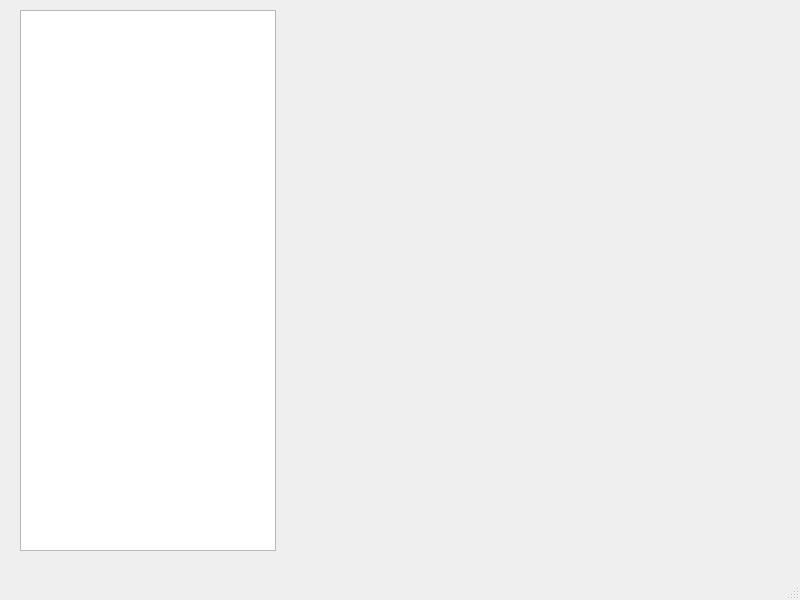
The window that EindopdrachtDB/mainwindow.ui (TS-laheij/EindopdrachtDatabases) describes before a commit, drawn with Qt 5.
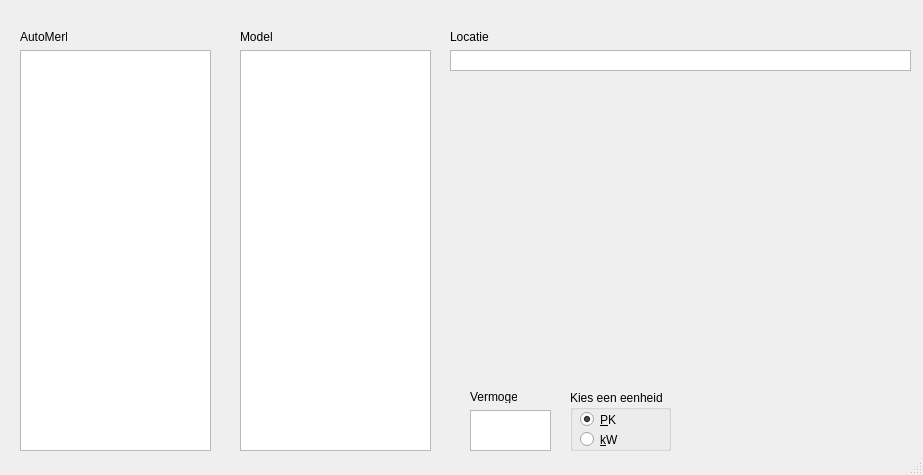
The same window after the commit. Icons and pictures are not drawn.

What changed in the file:
```diff
--- a/EindopdrachtDB/mainwindow.ui
+++ b/EindopdrachtDB/mainwindow.ui
@@ -2,12 +2,15 @@
 <ui version="4.0">
  <class>MainWindow</class>
  <widget class="QMainWindow" name="MainWindow">
+  <property name="enabled">
+   <bool>true</bool>
+  </property>
   <property name="geometry">
    <rect>
     <x>0</x>
     <y>0</y>
-    <width>800</width>
-    <height>600</height>
+    <width>923</width>
+    <height>475</height>
    </rect>
   </property>
   <property name="windowTitle">
@@ -18,22 +21,174 @@
     <property name="geometry">
      <rect>
       <x>20</x>
-      <y>10</y>
-      <width>256</width>
-      <height>541</height>
+      <y>50</y>
+      <width>191</width>
+      <height>401</height>
      </rect>
     </property>
    </widget>
-  </widget>
-  <widget class="QMenuBar" name="menubar">
-   <property name="geometry">
-    <rect>
-     <x>0</x>
-     <y>0</y>
-     <width>800</width>
-     <height>20</height>
-    </rect>
-   </property>
+   <widget class="QListWidget" name="lwModel">
+    <property name="geometry">
+     <rect>
+      <x>240</x>
+      <y>50</y>
+      <width>191</width>
+      <height>401</height>
+     </rect>
+    </property>
+   </widget>
+   <widget class="QGroupBox" name="gbEenheid">
+    <property name="geometry">
+     <rect>
+      <x>570</x>
+      <y>390</y>
+      <width>101</width>
+      <height>61</height>
+     </rect>
+    </property>
+    <property name="title">
+     <string>Kies een eenheid</string>
+    </property>
+    <widget class="QRadioButton" name="btPK">
+     <property name="geometry">
+      <rect>
+       <x>10</x>
+       <y>20</y>
+       <width>84</width>
+       <height>19</height>
+      </rect>
+     </property>
+     <property name="text">
+      <string>&amp;PK</string>
+     </property>
+     <property name="checked">
+      <bool>true</bool>
+     </property>
+    </widget>
+    <widget class="QRadioButton" name="btKW">
+     <property name="geometry">
+      <rect>
+       <x>10</x>
+       <y>40</y>
+       <width>84</width>
+       <height>19</height>
+      </rect>
+     </property>
+     <property name="text">
+      <string>&amp;kW</string>
+     </property>
+    </widget>
+   </widget>
+   <widget class="QListWidget" name="lwVermogen">
+    <property name="geometry">
+     <rect>
+      <x>470</x>
+      <y>410</y>
+      <width>81</width>
+      <height>41</height>
+     </rect>
+    </property>
+   </widget>
+   <widget class="QListWidget" name="lwLocatie">
+    <property name="geometry">
+     <rect>
+      <x>450</x>
+      <y>50</y>
+      <width>461</width>
+      <height>21</height>
+     </rect>
+    </property>
+   </widget>
+   <widget class="QLabel" name="lMerkPlaatje">
+    <property name="geometry">
+     <rect>
+      <x>510</x>
+      <y>110</y>
+      <width>331</width>
+      <height>241</height>
+     </rect>
+    </property>
+    <property name="autoFillBackground">
+     <bool>false</bool>
+    </property>
+    <property name="text">
+     <string/>
+    </property>
+    <property name="scaledContents">
+     <bool>true</bool>
+    </property>
+   </widget>
+   <widget class="QLabel" name="lAutoMerk">
+    <property name="geometry">
+     <rect>
+      <x>20</x>
+      <y>30</y>
+      <width>47</width>
+      <height>13</height>
+     </rect>
+    </property>
+    <property name="text">
+     <string>AutoMerk</string>
+    </property>
+   </widget>
+   <widget class="QLabel" name="lModel">
+    <property name="geometry">
+     <rect>
+      <x>240</x>
+      <y>30</y>
+      <width>47</width>
+      <height>13</height>
+     </rect>
+    </property>
+    <property name="text">
+     <string>Model</string>
+    </property>
+   </widget>
+   <widget class="QLabel" name="lLocatie">
+    <property name="geometry">
+     <rect>
+      <x>450</x>
+      <y>30</y>
+      <width>47</width>
+      <height>13</height>
+     </rect>
+    </property>
+    <property name="text">
+     <string>Locatie</string>
+    </property>
+   </widget>
+   <widget class="QLabel" name="lVermogen">
+    <property name="geometry">
+     <rect>
+      <x>470</x>
+      <y>390</y>
+      <width>47</width>
+      <height>13</height>
+     </rect>
+    </property>
+    <property name="text">
+     <string>Vermogen</string>
+    </property>
+   </widget>
+   <widget class="QLabel" name="lHomePlaatje">
+    <property name="geometry">
+     <rect>
+      <x>240</x>
+      <y>110</y>
+      <width>651</width>
+      <height>271</height>
+     </rect>
+    </property>
+    <property name="text">
+     <string/>
+    </property>
+    <property name="pixmap">
+     <pixmap>NFS images/Need_For_Speed_logo.png</pixmap>
+    </property>
+    <property name="scaledContents">
+     <bool>true</bool>
+    </property>
+   </widget>
   </widget>
   <widget class="QStatusBar" name="statusbar"/>
  </widget>
```
Left out of the diff: 4 changed lines with no effect on the pictures.
